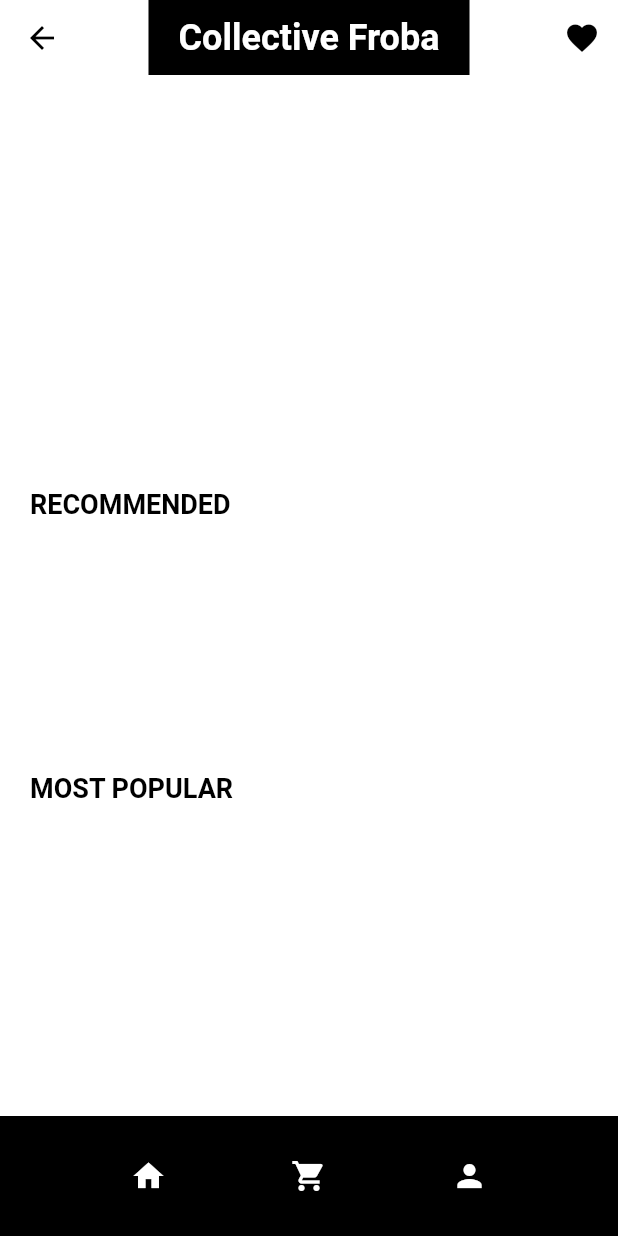
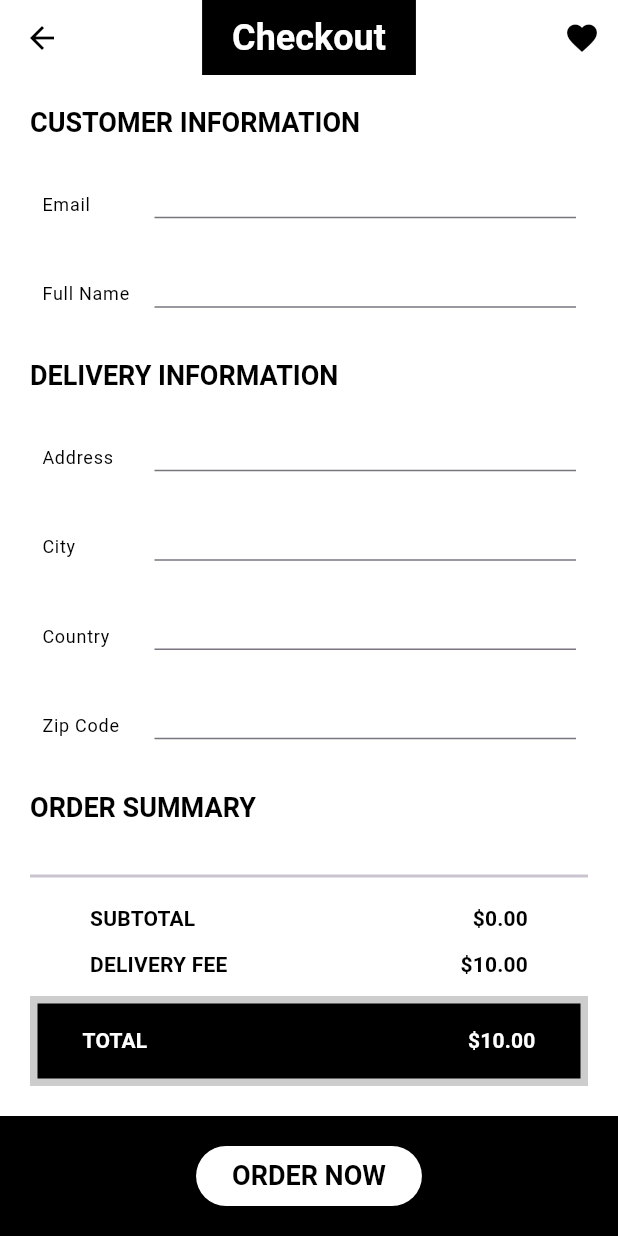
Before and after one commit to samikmaharjan55/E-Commerce-App, a Flutter app: the screen it shows after launch, on a phone screen of 412 x 824 dp. Run offline on Flutter 3.47's test engine with Material 3 defaults, Android fonts, the phone set to English and light mode, and no system bars; drawn by our look-alikes of carousel_slider; our stand-ins replace cloud_firestore, equatable, firebase_core, flutter_bloc; accounts and stored records are empty.

Commit message:
Checkout Screen

```diff
--- a/lib/config/app_router.dart
+++ b/lib/config/app_router.dart
@@ -23,6 +23,9 @@ class AppRouter {
       case WishlistScreen.routeName:
         return WishlistScreen.route();
 
+      case CheckoutScreen.routeName:
+        return CheckoutScreen.route();
+
       default:
         return _errorRoute();
     }
--- a/lib/main.dart
+++ b/lib/main.dart
@@ -47,7 +47,7 @@ class MyApp extends StatelessWidget {
         title: 'Collective Froba',
         theme: theme(),
         onGenerateRoute: AppRouter.onGenerateRoute,
-        initialRoute: SplashScreen.routeName,
+        initialRoute: CheckoutScreen.routeName,
         home: const HomeScreen(),
       ),
     );
--- a/lib/screens/cart/cart_screen.dart
+++ b/lib/screens/cart/cart_screen.dart
@@ -30,7 +30,9 @@ class CartScreen extends StatelessWidget {
                 style: ElevatedButton.styleFrom(
                   backgroundColor: Colors.white,
                 ),
-                onPressed: () {},
+                onPressed: () {
+                  Navigator.pushNamed(context, '/checkout');
+                },
                 child: Text(
                   'GO TO CHECKOUT',
                   style: Theme.of(context).textTheme.headlineSmall,
--- /dev/null
+++ b/lib/screens/checkout/checkout_screen.dart
@@ -0,0 +1,113 @@
+import 'package:ecommerce_app/widgets/widgets.dart';
+import 'package:flutter/material.dart';
+
+class CheckoutScreen extends StatelessWidget {
+  static const String routeName = '/checkout';
+  static Route route() {
+    return MaterialPageRoute(
+      builder: (_) => const CheckoutScreen(),
+      settings: const RouteSettings(name: routeName),
+    );
+  }
+
+  const CheckoutScreen({super.key});
+
+  @override
+  Widget build(BuildContext context) {
+    final TextEditingController emailController = TextEditingController();
+    final TextEditingController nameController = TextEditingController();
+    final TextEditingController addressController = TextEditingController();
+    final TextEditingController cityController = TextEditingController();
+    final TextEditingController countryController = TextEditingController();
+    final TextEditingController zipCodeController = TextEditingController();
+    return Scaffold(
+      appBar: const CustomAppBar(
+        title: 'Checkout',
+      ),
+      bottomNavigationBar: BottomAppBar(
+        color: Colors.black,
+        child: SizedBox(
+          height: 70,
+          child: Row(
+            mainAxisAlignment: MainAxisAlignment.spaceEvenly,
+            children: [
+              ElevatedButton(
+                style: ElevatedButton.styleFrom(
+                  backgroundColor: Colors.white,
+                ),
+                onPressed: () {},
+                child: Text(
+                  'ORDER NOW',
+                  style: Theme.of(context).textTheme.headlineSmall,
+                ),
+              ),
+            ],
+          ),
+        ),
+      ),
+      body: Padding(
+        padding: const EdgeInsets.all(20.0),
+        child: Column(
+          mainAxisAlignment: MainAxisAlignment.spaceBetween,
+          crossAxisAlignment: CrossAxisAlignment.start,
+          children: [
+            Text(
+              'CUSTOMER INFORMATION',
+              style: Theme.of(context).textTheme.headlineSmall,
+            ),
+            _buildTextFormField(emailController, context, 'Email'),
+            _buildTextFormField(nameController, context, 'Full Name'),
+            Text(
+              'DELIVERY INFORMATION',
+              style: Theme.of(context).textTheme.headlineSmall,
+            ),
+            _buildTextFormField(addressController, context, 'Address'),
+            _buildTextFormField(cityController, context, 'City'),
+            _buildTextFormField(countryController, context, 'Country'),
+            _buildTextFormField(zipCodeController, context, 'Zip Code'),
+            Text(
+              'ORDER SUMMARY',
+              style: Theme.of(context).textTheme.headlineSmall,
+            ),
+            const OrderSummary(),
+          ],
+        ),
+      ),
+    );
+  }
+
+  Padding _buildTextFormField(
+    TextEditingController controller,
+    BuildContext context,
+    String labelText,
+  ) {
+    return Padding(
+      padding: const EdgeInsets.all(8.0),
+      child: Row(
+        children: [
+          SizedBox(
+            width: 75,
+            child: Text(
+              labelText,
+              style: Theme.of(context).textTheme.bodyLarge,
+            ),
+          ),
+          Expanded(
+            child: TextFormField(
+              controller: controller,
+              decoration: const InputDecoration(
+                isDense: true,
+                contentPadding: EdgeInsets.only(left: 10),
+                focusedBorder: UnderlineInputBorder(
+                  borderSide: BorderSide(
+                    color: Colors.black,
+                  ),
+                ),
+              ),
+            ),
+          ),
+        ],
+      ),
+    );
+  }
+}
--- a/lib/screens/screens.dart
+++ b/lib/screens/screens.dart
@@ -4,3 +4,4 @@ export 'catalog/catalog_screen.dart';
 export 'product/product_screen.dart';
 export 'wishlist/wishlist_screen.dart';
 export 'splash/splash_screen.dart';
+export 'checkout/checkout_screen.dart';
--- /dev/null
+++ b/lib/widgets/order_summary.dart
@@ -0,0 +1,91 @@
+import 'package:ecommerce_app/blocs/cart/cart_bloc.dart';
+import 'package:flutter/material.dart';
+import 'package:flutter_bloc/flutter_bloc.dart';
+
+class OrderSummary extends StatelessWidget {
+  const OrderSummary({super.key});
+
+  @override
+  Widget build(BuildContext context) {
+    return BlocBuilder<CartBloc, CartState>(
+      builder: (context, state) {
+        if (state is CartLoaded) {
+          return Column(
+            children: [
+              const Divider(thickness: 2),
+              Padding(
+                padding: const EdgeInsets.symmetric(
+                    horizontal: 40.0, vertical: 10.0),
+                child: Column(
+                  children: [
+                    Row(
+                      mainAxisAlignment: MainAxisAlignment.spaceBetween,
+                      children: [
+                        Text('SUBTOTAL',
+                            style: Theme.of(context).textTheme.titleMedium),
+                        Text(
+                          '\$${state.cart.subtotalString}',
+                          style: Theme.of(context).textTheme.titleMedium,
+                        ),
+                      ],
+                    ),
+                    const SizedBox(height: 10),
+                    Row(
+                      mainAxisAlignment: MainAxisAlignment.spaceBetween,
+                      children: [
+                        Text('DELIVERY FEE',
+                            style: Theme.of(context).textTheme.titleMedium),
+                        Text(
+                          '\$${state.cart.deliveryFeeString}',
+                          style: Theme.of(context).textTheme.titleMedium,
+                        ),
+                      ],
+                    ),
+                  ],
+                ),
+              ),
+              Stack(
+                children: [
+                  Container(
+                    width: MediaQuery.of(context).size.width,
+                    height: 60,
+                    decoration:
+                        BoxDecoration(color: Colors.black.withAlpha(50)),
+                  ),
+                  Container(
+                    width: MediaQuery.of(context).size.width,
+                    margin: const EdgeInsets.all(5.0),
+                    height: 50,
+                    decoration: const BoxDecoration(color: Colors.black),
+                    child: Padding(
+                      padding: const EdgeInsets.symmetric(horizontal: 30.0),
+                      child: Row(
+                        mainAxisAlignment: MainAxisAlignment.spaceBetween,
+                        children: [
+                          Text('TOTAL',
+                              style: Theme.of(context)
+                                  .textTheme
+                                  .titleMedium!
+                                  .copyWith(color: Colors.white)),
+                          Text(
+                            '\$${state.cart.totalString}',
+                            style: Theme.of(context)
+                                .textTheme
+                                .titleMedium!
+                                .copyWith(color: Colors.white),
+                          ),
+                        ],
+                      ),
+                    ),
+                  ),
+                ],
+              ),
+            ],
+          );
+        } else {
+          return const Text('Something went wrong.');
+        }
+      },
+    );
+  }
+}
--- a/lib/widgets/widgets.dart
+++ b/lib/widgets/widgets.dart
@@ -5,3 +5,4 @@ export 'section_title.dart';
 export 'product_card.dart';
 export 'product_carousel.dart';
 export 'cart_product_card.dart';
+export 'order_summary.dart';
```
